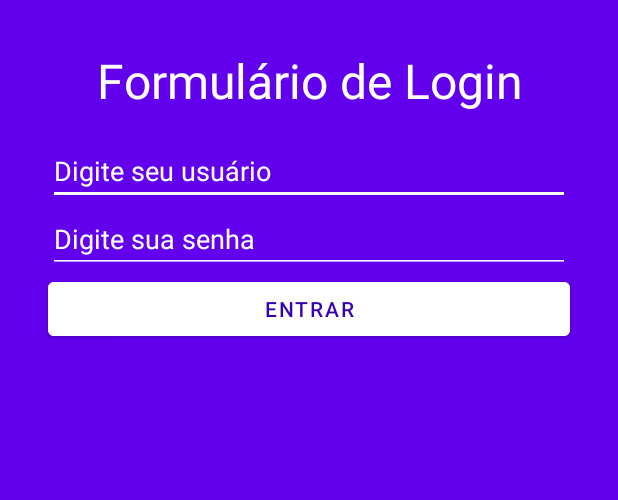
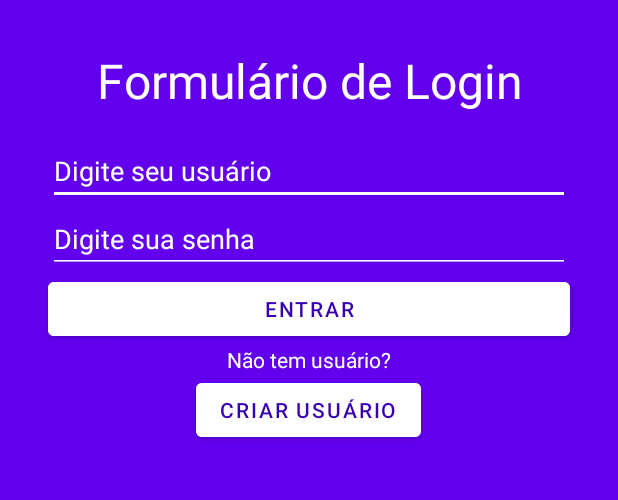
Before and after one commit to angelomesquita/aplicacoesmoveis-lista-tarefa, an Android app: the screen it shows after launch (LoginActivity), on a phone screen of 412 x 824 dp, the part 240-740 px from its top. Run offline under Robolectric (Android 15) with nearby library versions, the phone set to English and light mode, and no system bars.

Commit message:
Regra de UX para criacao de usuario

```diff
--- a/app/src/main/AndroidManifest.xml
+++ b/app/src/main/AndroidManifest.xml
@@ -10,7 +10,8 @@
         android:roundIcon="@mipmap/ic_launcher_round"
         android:supportsRtl="true"
         android:theme="@style/Theme.ListaDeTarefas">
-        <activity android:name=".activity.LoginActivity"></activity>
+        <activity android:name=".activity.FormularioUsuarioActivity"></activity>
+        <activity android:name=".activity.LoginActivity" />
         <activity android:name=".activity.SplashActivity">
             <intent-filter>
                 <action android:name="android.intent.action.MAIN" />
--- a/app/src/main/java/br/edu/unis/listadetarefas/activity/LoginActivity.java
+++ b/app/src/main/java/br/edu/unis/listadetarefas/activity/LoginActivity.java
@@ -27,7 +27,7 @@ import br.edu.unis.listadetarefas.room.entity.Usuario;
 public class LoginActivity extends AppCompatActivity {
 
     EditText txtUsuario, txtSenha;
-    Button btnEntrar;
+    Button btnEntrar, btnCriarUsuario;
 
     @Override
     protected void onCreate(Bundle savedInstanceState) {
@@ -37,12 +37,14 @@ public class LoginActivity extends AppCompatActivity {
 
         carregarWidgets();
         configurarClickBotaoEntrar();
+        configurarClickBotaoCriarUsuario();
     }
 
     private void carregarWidgets() {
         txtUsuario = findViewById(R.id.login_usuario);
         txtSenha = findViewById(R.id.login_senha);
         btnEntrar = findViewById(R.id.login_botao_entrar);
+        btnCriarUsuario = findViewById(R.id.login_botao_criar_usuario);
     }
 
     private void configurarClickBotaoEntrar() {
@@ -58,6 +60,15 @@ public class LoginActivity extends AppCompatActivity {
                 } else {
                     autenticar();
                 }
+            }
+        });
+    }
+
+    private void configurarClickBotaoCriarUsuario() {
+        btnCriarUsuario.setOnClickListener(new View.OnClickListener() {
+            @Override
+            public void onClick(View v) {
+                startActivity(new Intent(LoginActivity.this, FormularioUsuarioActivity.class));
             }
         });
     }
--- a/app/src/main/res/layout/activity_login.xml
+++ b/app/src/main/res/layout/activity_login.xml
@@ -71,4 +71,26 @@
         android:textColor="@color/purple_700"
         android:text="@string/texto_botao_entrar"
         tools:targetApi="lollipop" />
+
+    <TextView
+        android:id="@+id/login_txt_nao_tem_usuario"
+        android:layout_width="match_parent"
+        android:layout_height="wrap_content"
+        android:layout_marginRight="32dp"
+        android:layout_marginLeft="32dp"
+        android:textColor="@color/white"
+        android:gravity="center"
+        android:textAlignment="center"
+        android:text="Não tem usuário?" />
+
+    <Button
+        android:id="@+id/login_botao_criar_usuario"
+        android:layout_width="wrap_content"
+        android:layout_height="wrap_content"
+        android:layout_gravity="center"
+        android:textAlignment="center"
+        android:backgroundTint="@android:color/white"
+        android:textColor="@color/purple_700"
+        android:text="@string/texto_botao_criar_usuario"
+        tools:targetApi="lollipop" />
 </LinearLayout>
--- a/app/src/main/res/values/strings.xml
+++ b/app/src/main/res/values/strings.xml
@@ -6,4 +6,5 @@
     <string name="hint_digite_seu_usuario">Digite seu usuário</string>
     <string name="hint_digite_sua_senha">Digite sua senha</string>
     <string name="texto_botao_entrar">Entrar</string>
+    <string name="texto_botao_criar_usuario">Criar Usuário</string>
 </resources>
```
Also changed, not shown: app/src/main/java/br/edu/unis/listadetarefas/activity/FormularioUsuarioActivity.java (added, +16 -0 lines), app/src/main/res/layout/activity_formulario_usuario.xml (added, +9 -0 lines).
